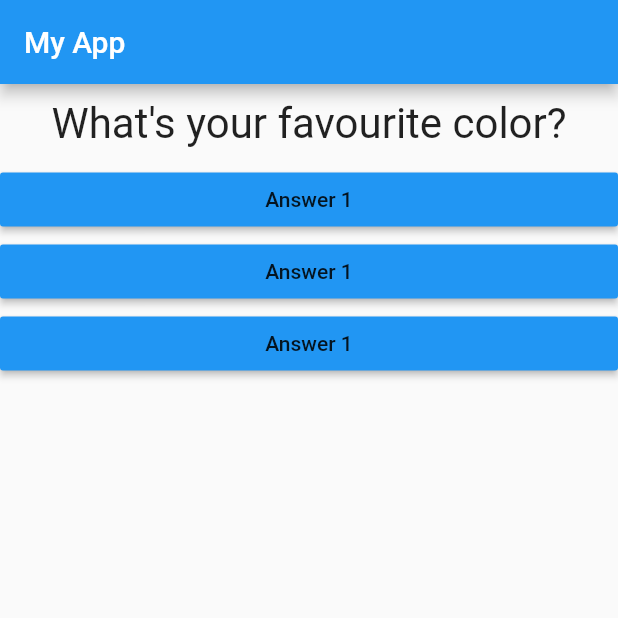
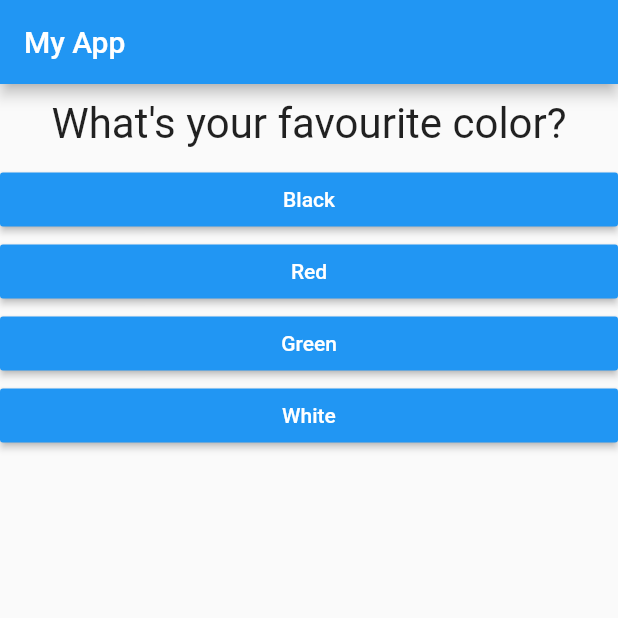
Before and after one commit to ANIK-DATTA/flutter-basic-quiz-app, a Flutter app: the screen it shows after launch, on a phone screen of 412 x 824 dp, the top half of it. Run offline on Flutter 3.47's test engine with Material 2 defaults, Android fonts, the phone set to English and light mode, and no system bars.

Commit message:
Using conditions for outputs

```diff
--- a/lib/answer.dart
+++ b/lib/answer.dart
@@ -2,14 +2,16 @@ import 'package:flutter/material.dart';
 
 class Answer extends StatelessWidget {
   final Function selectHandler;
-  Answer(this.selectHandler);
+  final String answerText;
+  Answer(this.selectHandler, this.answerText);
   @override
   Widget build(BuildContext context) {
     return Container(
       width: double.infinity,
       child: RaisedButton(
         color: Colors.blue,
-        child: Text('Answer 1'),
+        textColor: Colors.white,
+        child: Text(answerText),
         onPressed: selectHandler,
       ),
     );
--- a/lib/main.dart
+++ b/lib/main.dart
@@ -14,17 +14,35 @@ class MyApp extends StatefulWidget {
 }
 
 class _MyAppState extends State<MyApp> {
-  var questionIndex = 0;
+  var _questionIndex = 0;
+
   void _answerQuestion() {
+    if (_questionIndex < questions.length) {
+      print("we have more questions");
+    } else {
+      print('no more questions');
+    }
+
     setState(() {
-      questionIndex = questionIndex + 1;
+      _questionIndex = _questionIndex + 1;
     });
-    print(questionIndex);
+
+    print(_questionIndex);
   }
 
-  var questions = [
-    'What\'s your favourite color?',
-    "What's your favourite animal?",
+  final questions = const [
+    {
+      'questionText': 'What\'s your favourite color?',
+      'answers': ['Black', 'Red', 'Green', 'White'],
+    },
+    {
+      'questionText': 'What\'s your favourite animal?',
+      'answers': ['Lion', 'Snake', 'ELephant', 'Monkey'],
+    },
+    {
+      'questionText': "What's your favorite sports ?",
+      'answers': ['Cricket', 'Football', 'Basketball', 'Badminton'],
+    },
   ];
 
   @override
@@ -34,14 +52,19 @@ class _MyAppState extends State<MyApp> {
         appBar: AppBar(
           title: Text("My App"),
         ),
-        body: Column(
-          children: [
-            Question(questions[questionIndex]),
-            Answer(_answerQuestion),
-            Answer(_answerQuestion),
-            Answer(_answerQuestion),
-          ],
-        ),
+        body: _questionIndex < questions.length
+            ? Column(
+                children: [
+                  Question(questions[_questionIndex]['questionText']),
+                  ...(questions[_questionIndex]['answers'] as List<String>)
+                      .map((answer) {
+                    return Answer(_answerQuestion, answer);
+                  }).toList()
+                ],
+              )
+            : Center(
+                child: Text('Completed'),
+              ),
       ),
     );
   }
```
